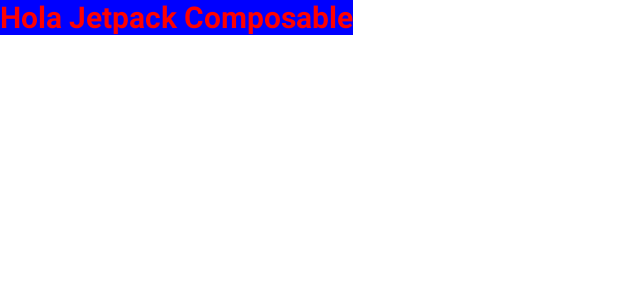
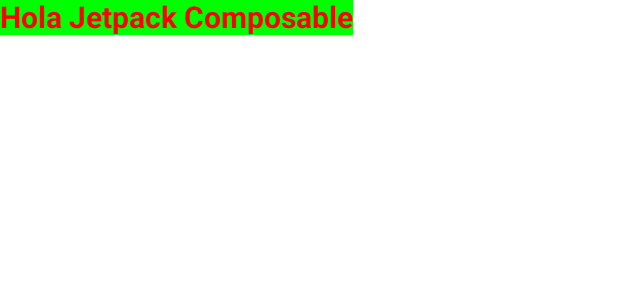
Before and after one commit to KarimeHdz/Practica1, an Android app built with Jetpack Compose: the @Preview function Content, on a phone screen of 412 x 824 dp. Shown: the top 300 px of the screen. Run offline under Robolectric (Android 15) with nearby library versions, the phone set to English and light mode, and no system bars.

Commit message:
Clase practica 1 10/02/2025

```diff
--- a/app/src/main/java/com/example/ejercicio1/MainActivity.kt
+++ b/app/src/main/java/com/example/ejercicio1/MainActivity.kt
@@ -41,6 +41,6 @@ fun Content() {
         textAlign = TextAlign.Center,
         modifier = Modifier
             .padding()
-            .background(Color.Blue)
+            .background(Color.Green)
     )
 }
```
